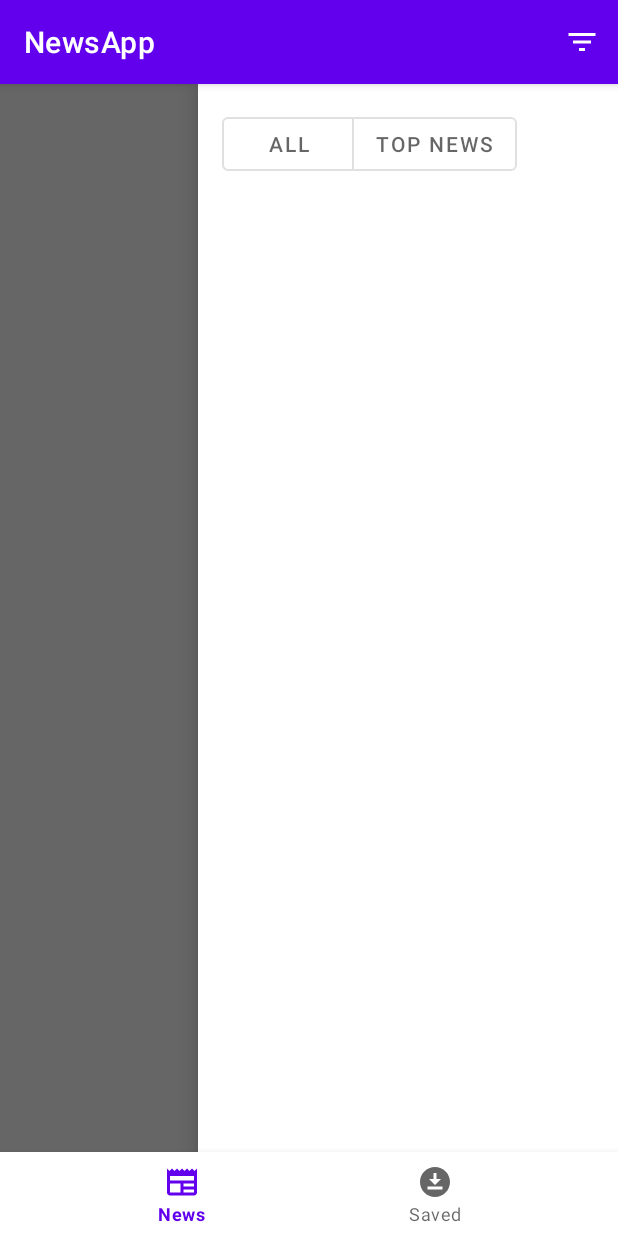
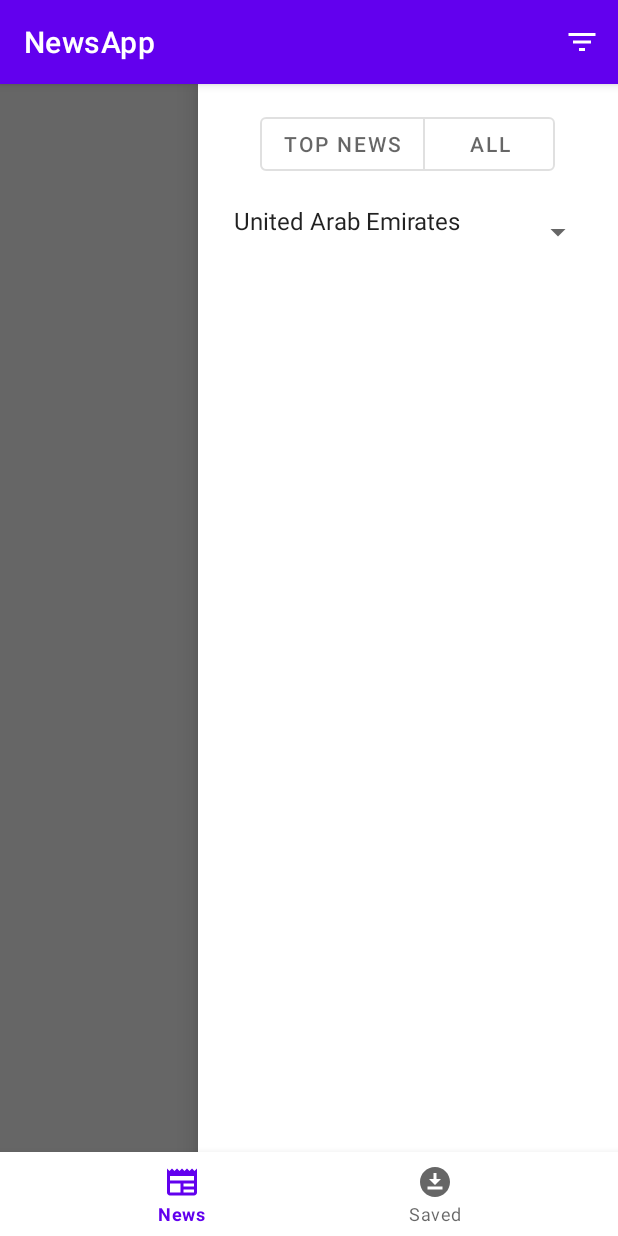
Before and after one commit to k-surtel/NewsApp, an Android app: the screen it shows after launch (MainActivity), with the side drawer open, on a phone screen of 412 x 824 dp. Run offline under Robolectric (Android 15) with nearby library versions, the phone set to English and light mode, and no system bars; our stand-ins replace Dagger/Hilt's generated code, navigation-ui; pictures from the network do not load; 1 statement that could not run was skipped.

Commit message:
Project upgrade

```diff
--- a/app/build.gradle
+++ b/app/build.gradle
@@ -45,7 +45,7 @@ android {
 dependencies {
     implementation 'androidx.core:core-ktx:1.7.0'
     implementation 'androidx.appcompat:appcompat:1.4.1'
-    implementation 'com.google.android.material:material:1.6.0'
+    implementation 'com.google.android.material:material:1.6.1'
     implementation 'androidx.constraintlayout:constraintlayout:2.1.4'
     implementation 'androidx.legacy:legacy-support-v4:1.0.0'
     testImplementation 'junit:junit:4.13.2'
--- a/app/src/main/AndroidManifest.xml
+++ b/app/src/main/AndroidManifest.xml
@@ -17,7 +17,7 @@
             android:exported="false"
             android:theme="@style/Theme.NewsApp.NoActionBar" />
         <activity
-            android:name=".ui.MainActivity"
+            android:name=".ui.main.MainActivity"
             android:exported="true">
             <intent-filter>
                 <action android:name="android.intent.action.MAIN" />
--- a/app/src/main/java/com/ks/newsapp/ui/MainActivity.kt
+++ b/app/src/main/java/com/ks/newsapp/ui/main/MainActivity.kt
@@ -1,10 +1,10 @@
-package com.ks.newsapp.ui
+package com.ks.newsapp.ui.main
 
 import androidx.appcompat.app.AppCompatActivity
 import android.os.Bundle
 import android.view.Menu
 import android.view.MenuItem
-import android.widget.Toast
+import androidx.activity.viewModels
 import androidx.navigation.fragment.findNavController
 import androidx.navigation.ui.setupWithNavController
 import com.ks.newsapp.R
@@ -14,9 +14,13 @@ import kotlinx.android.synthetic.main.activity_main.*
 @AndroidEntryPoint
 class MainActivity : AppCompatActivity(R.layout.activity_main) {
 
+    private val activityViewModel: MainActivityViewModel by viewModels()
+
     override fun onCreate(savedInstanceState: Bundle?) {
         super.onCreate(savedInstanceState)
         navbar.setupWithNavController(nav_host_fragment.findNavController())
+
+
     }
 
     override fun onCreateOptionsMenu(menu: Menu?): Boolean {
--- /dev/null
+++ b/app/src/main/java/com/ks/newsapp/ui/main/MainActivityViewModel.kt
@@ -0,0 +1,8 @@
+package com.ks.newsapp.ui.main
+
+import androidx.lifecycle.ViewModel
+
+class MainActivityViewModel : ViewModel() {
+
+    val newsFeed = "ehh"
+}
--- a/app/src/main/java/com/ks/newsapp/ui/news/NewsFragment.kt
+++ b/app/src/main/java/com/ks/newsapp/ui/news/NewsFragment.kt
@@ -2,12 +2,14 @@ package com.ks.newsapp.ui.news
 
 import android.content.Intent
 import android.os.Bundle
+import android.util.Log
 import androidx.fragment.app.Fragment
 import android.view.LayoutInflater
 import android.view.MenuItem
 import android.view.View
 import android.view.ViewGroup
 import android.widget.Toast
+import androidx.fragment.app.activityViewModels
 import androidx.fragment.app.viewModels
 import androidx.lifecycle.lifecycleScope
 import com.ks.newsapp.R
@@ -15,6 +17,7 @@ import com.ks.newsapp.databinding.FragmentNewsBinding
 import com.ks.newsapp.ui.adapters.ArticlesAdapter
 import com.ks.newsapp.ui.adapters.ClickListener
 import com.ks.newsapp.ui.article.ArticleActivity
+import com.ks.newsapp.ui.main.MainActivityViewModel
 import dagger.hilt.android.AndroidEntryPoint
 import kotlinx.coroutines.flow.collect
 
@@ -25,6 +28,7 @@ class NewsFragment : Fragment() {
 
     private lateinit var binding: FragmentNewsBinding
     private val viewModel: NewsViewModel by viewModels()
+    private val activityViewModel: MainActivityViewModel by activityViewModels()
 
     override fun onCreateView(inflater: LayoutInflater, container: ViewGroup?, savedInstanceState: Bundle?): View {
 
--- a/app/src/main/res/layout/activity_main.xml
+++ b/app/src/main/res/layout/activity_main.xml
@@ -5,7 +5,7 @@
     xmlns:tools="http://schemas.android.com/tools"
     android:layout_width="match_parent"
     android:layout_height="match_parent"
-    tools:context=".ui.MainActivity">
+    tools:context=".ui.main.MainActivity">
 
     <androidx.drawerlayout.widget.DrawerLayout
         android:id="@+id/drawer_layout"
@@ -24,22 +24,30 @@
 
         <com.google.android.material.navigation.NavigationView
             android:id="@+id/filter_drawer"
-            android:layout_gravity="right"
+            android:layout_gravity="end"
             android:layout_width="wrap_content"
             android:layout_height="match_parent">
 
             <LinearLayout
                 android:background="@color/white"
-                android:layout_width="wrap_content"
+                android:layout_width="match_parent"
                 android:layout_height="match_parent"
+                android:padding="16dp"
                 android:orientation="vertical">
 
                 <com.google.android.material.button.MaterialButtonToggleGroup
-                    android:padding="16dp"
                     app:singleSelection="true"
                     app:selectionRequired="true"
-                    android:layout_width="wrap_content"
+                    android:gravity="center"
+                    android:paddingBottom="16dp"
+                    android:layout_width="match_parent"
                     android:layout_height="wrap_content">
+
+                    <Button
+                        android:text="@string/top_news"
+                        android:layout_width="wrap_content"
+                        android:layout_height="wrap_content"
+                        style="?attr/materialButtonOutlinedStyle"/>
 
                     <Button
                         android:text="@string/all"
@@ -47,13 +55,14 @@
                         android:layout_height="wrap_content"
                         style="?attr/materialButtonOutlinedStyle"/>
 
-                    <Button
-                        android:text="@string/top_news"
-                        android:layout_width="wrap_content"
-                        android:layout_height="wrap_content"
-                        style="?attr/materialButtonOutlinedStyle"/>
+                </com.google.android.material.button.MaterialButtonToggleGroup>
 
-                </com.google.android.material.button.MaterialButtonToggleGroup>
+                <Spinner
+                    android:layout_width="match_parent"
+                    android:layout_height="wrap_content"
+                    android:paddingBottom="16dp"
+                    android:entries="@array/countries_array" />
+
             </LinearLayout>
 
         </com.google.android.material.navigation.NavigationView>
--- /dev/null
+++ b/app/src/main/res/values/array_countries.xml
@@ -0,0 +1,59 @@
+<?xml version="1.0" encoding="utf-8"?>
+<resources>
+    <string-array name="countries_array">
+        <item name="ae">United Arab Emirates</item>
+        <item name="ar">Argentina</item>
+        <item name="at">Austria</item>
+        <item name="au">Australia</item>
+        <item name="be">Belgium</item>
+        <item name="bg">Bulgaria</item>
+        <item name="br">Brazil</item>
+        <item name="ca">Canada</item>
+        <item name="ch">Switzerland</item>
+        <item name="cn">China</item>
+        <item name="co">Colombia</item>
+        <item name="cu">Cuba</item>
+        <item name="cz">Czechia</item>
+        <item name="de">Germany</item>
+        <item name="eg">Egypt</item>
+        <item name="fr">France</item>
+        <item name="gb">United Kingdom</item>
+        <item name="gr">Greece</item>
+        <item name="hk">Hong Kong</item>
+        <item name="hu">Hungary</item>
+        <item name="id">Indonesia</item>
+        <item name="ie">Ireland</item>
+        <item name="il">Israel</item>
+        <item name="in">India</item>
+        <item name="it">Italy</item>
+        <item name="jp">Japan</item>
+        <item name="kr">South Korea</item>
+        <item name="lt">Lithuania</item>
+        <item name="lv">Latvia</item>
+        <item name="ma">Morocco</item>
+        <item name="mx">Mexico</item>
+        <item name="my">Malaysia</item>
+        <item name="ng">Nigeria</item>
+        <item name="nl">The Netherlands</item>
+        <item name="no">Norway</item>
+        <item name="nz">New Zealand</item>
+        <item name="ph">The Philippines</item>
+        <item name="pl">Poland</item>
+        <item name="pt">Portugal</item>
+        <item name="ro">Romania</item>
+        <item name="rs">Serbia</item>
+        <item name="ru">Russia</item>
+        <item name="sa">Saudi Arabia</item>
+        <item name="se">Sweden</item>
+        <item name="sg">Singapore</item>
+        <item name="si">Slovenia</item>
+        <item name="sk">Slovakia</item>
+        <item name="th">Thailand</item>
+        <item name="tr">Turkey</item>
+        <item name="tw">Taiwan</item>
+        <item name="ua">Ukraine</item>
+        <item name="us">United States</item>
+        <item name="ve">Venezuela</item>
+        <item name="za">South Africa</item>
+    </string-array>
+</resources>
--- a/build.gradle
+++ b/build.gradle
@@ -1,6 +1,6 @@
 buildscript {
     ext.nav_version = "2.4.2"
-    ext.hilt_version = "2.40"
+    ext.hilt_version = '2.40.1'
 
     dependencies {
         classpath "androidx.navigation:navigation-safe-args-gradle-plugin:$nav_version"
@@ -9,8 +9,8 @@ buildscript {
 }
 
 plugins {
-    id 'com.android.application' version '7.1.3' apply false
-    id 'com.android.library' version '7.1.3' apply false
+    id 'com.android.application' version '7.2.0' apply false
+    id 'com.android.library' version '7.2.0' apply false
     id 'org.jetbrains.kotlin.android' version '1.6.21' apply false
 }
 
```
Also changed, not shown: gradle/wrapper/gradle-wrapper.properties.
